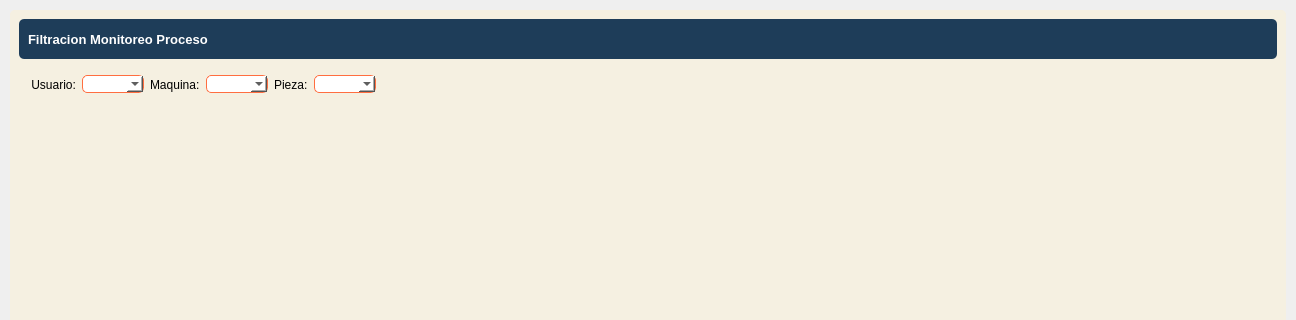
Above: ui_files/proceso_busqueda_window.ui from AdrianDali/PyAdministracion before the change; both pictures show x 0 to 1296 and y 0 to 320 of the 1296 by 567 pixel window. Below: the same form after it.
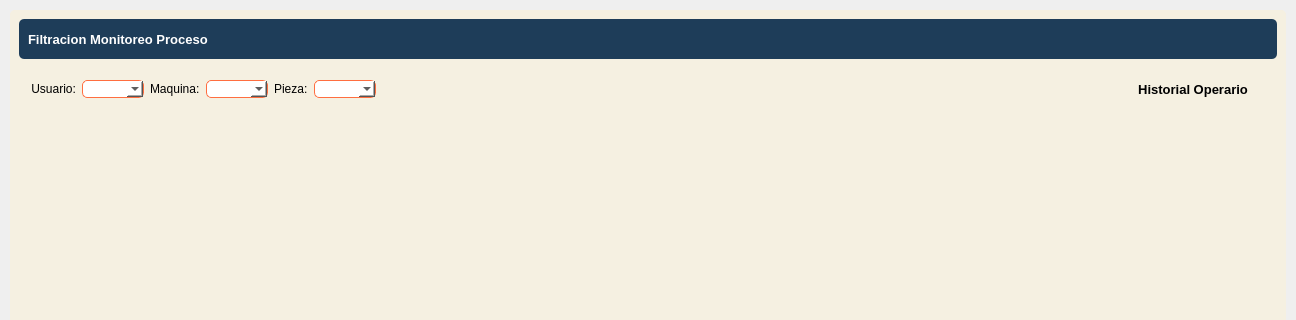
That is the form after the change. Icons and pictures are not drawn.

Diff of the .ui file:
```diff
--- a/ui_files/proceso_busqueda_window.ui
+++ b/ui_files/proceso_busqueda_window.ui
@@ -322,6 +322,42 @@
                  </property>
                 </spacer>
                </item>
+               <item>
+                <widget class="QPushButton" name="new_recipe_button_3">
+                 <property name="minimumSize">
+                  <size>
+                   <width>150</width>
+                   <height>30</height>
+                  </size>
+                 </property>
+                 <property name="font">
+                  <font>
+                   <pointsize>10</pointsize>
+                   <bold>true</bold>
+                  </font>
+                 </property>
+                 <property name="styleSheet">
+                  <string notr="true">QPushButton{
+	background-color : #ff6e40;
+	color: white;
+}
+QPushButton::hover {background-color : #ffc13b};</string>
+                 </property>
+                 <property name="text">
+                  <string>Historial Operario</string>
+                 </property>
+                 <property name="icon">
+                  <iconset>
+                   <normaloff>../../pys6-recipes-organizer/assets/icons/plus.png</normaloff>../../pys6-recipes-organizer/assets/icons/plus.png</iconset>
+                 </property>
+                 <property name="iconSize">
+                  <size>
+                   <width>20</width>
+                   <height>20</height>
+                  </size>
+                 </property>
+                </widget>
+               </item>
               </layout>
              </widget>
             </item>
```
